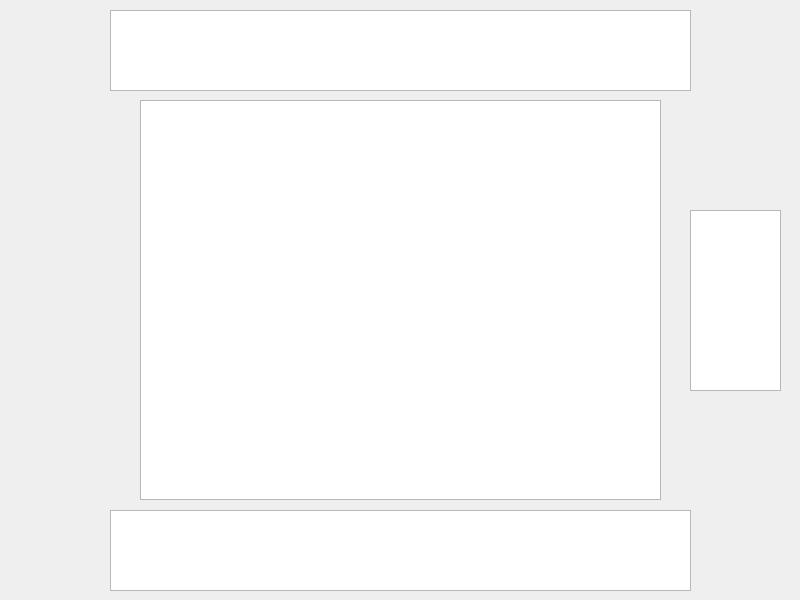
Qt form mainwindow.ui (danduggan98/QtChess) before a commit.
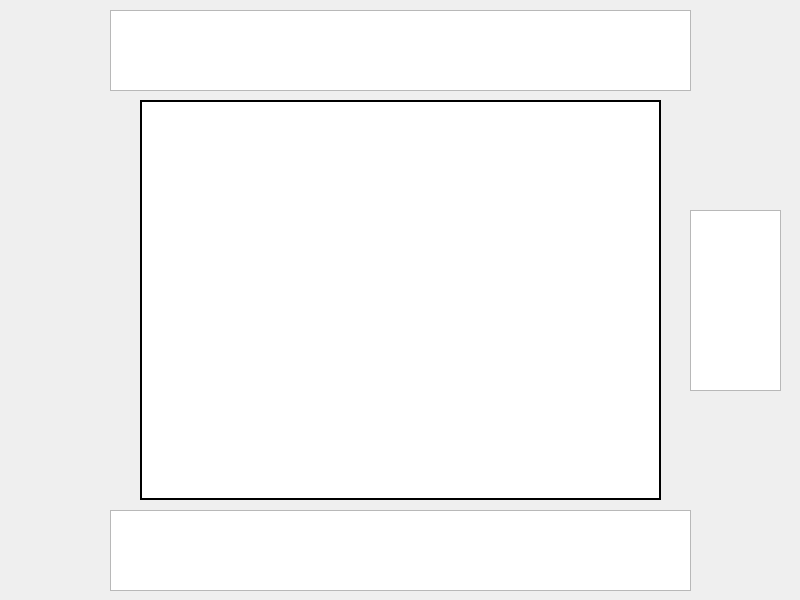
The same form after that commit.

Commit message: Improved board visuals

```diff
--- a/mainwindow.ui
+++ b/mainwindow.ui
@@ -23,15 +23,42 @@
       <height>400</height>
      </rect>
     </property>
+    <property name="sizePolicy">
+     <sizepolicy hsizetype="Fixed" vsizetype="Fixed">
+      <horstretch>0</horstretch>
+      <verstretch>0</verstretch>
+     </sizepolicy>
+    </property>
+    <property name="cursor" stdset="0">
+     <cursorShape>ArrowCursor</cursorShape>
+    </property>
+    <property name="frameShape">
+     <enum>QFrame::Box</enum>
+    </property>
     <property name="frameShadow">
      <enum>QFrame::Plain</enum>
     </property>
+    <property name="lineWidth">
+     <number>2</number>
+    </property>
+    <property name="midLineWidth">
+     <number>0</number>
+    </property>
     <property name="verticalScrollBarPolicy">
      <enum>Qt::ScrollBarAlwaysOff</enum>
     </property>
     <property name="horizontalScrollBarPolicy">
      <enum>Qt::ScrollBarAlwaysOff</enum>
     </property>
+    <property name="alignment">
+     <set>Qt::AlignBottom|Qt::AlignRight|Qt::AlignTrailing</set>
+    </property>
+    <property name="transformationAnchor">
+     <enum>QGraphicsView::NoAnchor</enum>
+    </property>
+    <property name="viewportUpdateMode">
+     <enum>QGraphicsView::NoViewportUpdate</enum>
+    </property>
    </widget>
    <widget class="QGraphicsView" name="WhiteCapturedPIeces">
     <property name="geometry">
```
The commit also changes 1 other file.
